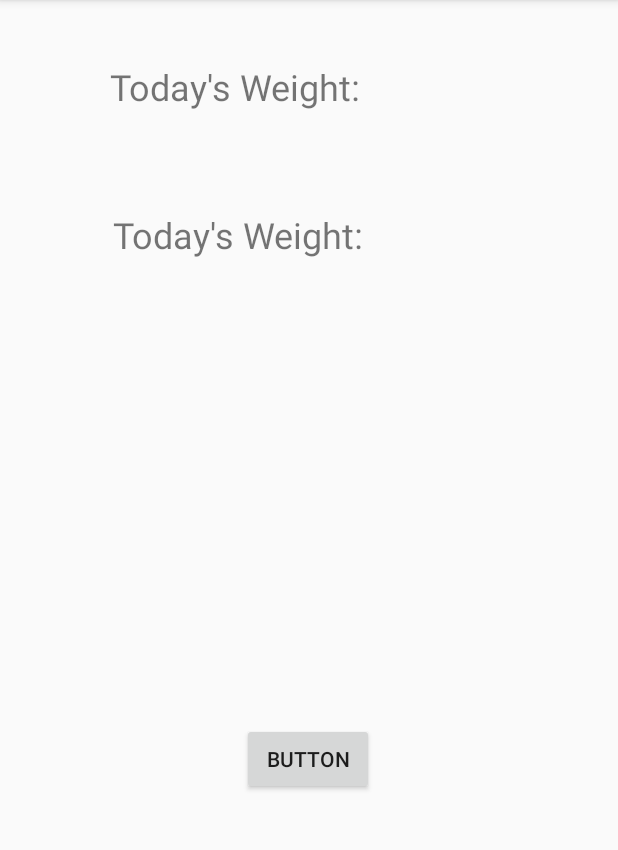
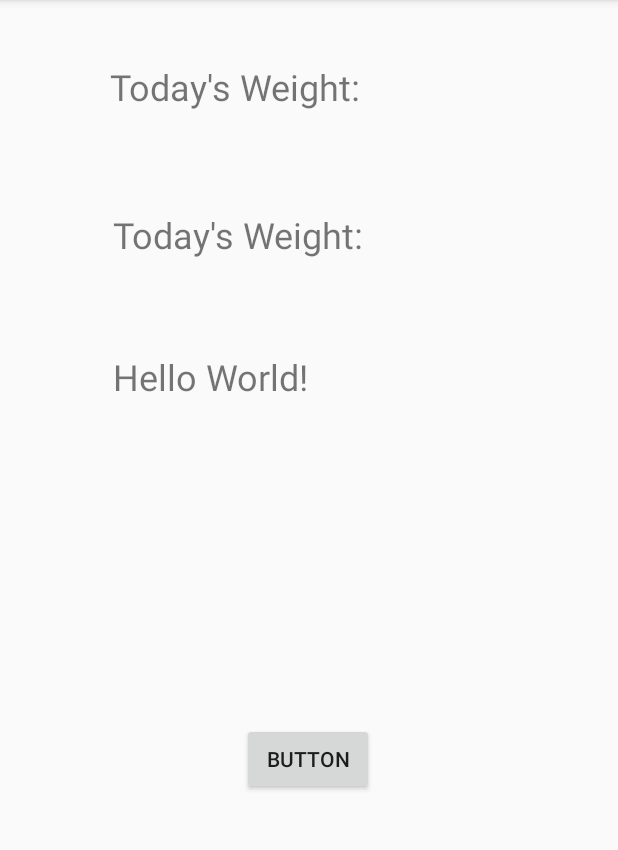
Before and after one commit to BenIsTrying/PedometerCOMP3000AndroidApp, an Android app: the screen it shows after launch (MainActivity), after a tap on "BUTTON", on a phone screen of 412 x 824 dp, the part 84-934 px from its top. Run offline under Robolectric (Android 15) with nearby library versions, the phone set to English and light mode, and no system bars; 6 statements that could not run were skipped.

Commit message:
now can update any feild by clicking the button

```diff
--- a/app/src/main/java/com/example/pedometercomp3000androidapp/MainActivity.java
+++ b/app/src/main/java/com/example/pedometercomp3000androidapp/MainActivity.java
@@ -1,7 +1,11 @@
 package com.example.pedometercomp3000androidapp;
+
+import static android.app.SearchManager.QUERY;
 
 import android.support.v7.app.AppCompatActivity;
 import android.os.Bundle;
+import android.text.format.DateFormat;
+import android.util.Log;
 import android.view.View;
 import android.widget.TextView;
 import android.widget.Toast;
@@ -10,6 +14,11 @@ import java.sql.Connection;
 import java.sql.PreparedStatement;
 import java.sql.ResultSet;
 import java.sql.SQLException;
+import java.sql.Statement;
+import java.text.SimpleDateFormat;
+import java.time.LocalDate;
+import java.util.Calendar;
+import java.util.Date;
 import java.util.concurrent.ExecutorService;
 import java.util.concurrent.Executors;
 
@@ -19,13 +28,37 @@ public class MainActivity extends AppCompatActivity {
     ResultSet rs;
     String name,str;
 
+
+    static int getLastDayOfMonthUsingCalendar(int month) {
+        Calendar cal = Calendar.getInstance();
+        cal.set(Calendar.MONTH, month);
+        return cal.getActualMaximum(Calendar.DAY_OF_MONTH);
+    }
+
     @Override
     protected void onCreate(Bundle savedInstanceState) {
         super.onCreate(savedInstanceState);
         setContentView(R.layout.activity_main);
         connectionClass = new ConnectionClass();
         connect();
-        //thisnwill get the step data and then display it
+
+        //get day of the month here
+
+
+
+//        SimpleDateFormat sdf = new SimpleDateFormat("'Date\t'dd-MM-yyyy '\t\tand\t\tTime\t'HH:mm:ss z");
+//
+//        String currentDateAndTime = sdf.format(new Date());
+
+//        time.setText(currentDateAndTime);
+
+
+
+
+
+
+
+        //this will get the step data and then display it
         ExecutorService executorService = Executors.newSingleThreadExecutor();
         executorService.execute(() -> {
             try {
@@ -92,10 +125,33 @@ public class MainActivity extends AppCompatActivity {
 
     public void btnClick(View view) {
 
+        int day = 10;
+        //this is where the update function will be used
+
+//this is where the update function will be used
+        ExecutorService executorService2 = Executors.newSingleThreadExecutor();
+        executorService2.execute(() -> {
+            try {
+                con = connectionClass.CONN();
+                String sqlUpdate = "update steps set Step_Day_01 =2000";
+                Statement st = (Statement) con.createStatement();
+                boolean rs = st.execute(sqlUpdate);
+
+
+
+            }catch(Exception e) {
+                Log.e("error", e.getMessage());
+
+            }
+
+
+        });
+
 
 
 
     }
+
     public void connect(){
         ExecutorService executorService = Executors.newSingleThreadExecutor();
         executorService.execute(() ->{
--- a/app/src/main/res/layout/activity_main.xml
+++ b/app/src/main/res/layout/activity_main.xml
@@ -32,6 +32,18 @@
         app:layout_constraintTop_toTopOf="parent"
         app:layout_constraintVertical_bias="0.194" />
 
+    <TextView
+        android:id="@+id/textView3"
+        android:layout_width="261dp"
+        android:layout_height="47dp"
+        android:text="Hello World!"
+        android:textSize="24sp"
+        app:layout_constraintBottom_toBottomOf="parent"
+        app:layout_constraintEnd_toEndOf="parent"
+        app:layout_constraintStart_toStartOf="parent"
+        app:layout_constraintTop_toTopOf="parent"
+        app:layout_constraintVertical_bias="0.326" />
+
     <Button
         android:id="@+id/button"
         android:layout_width="wrap_content"
```
